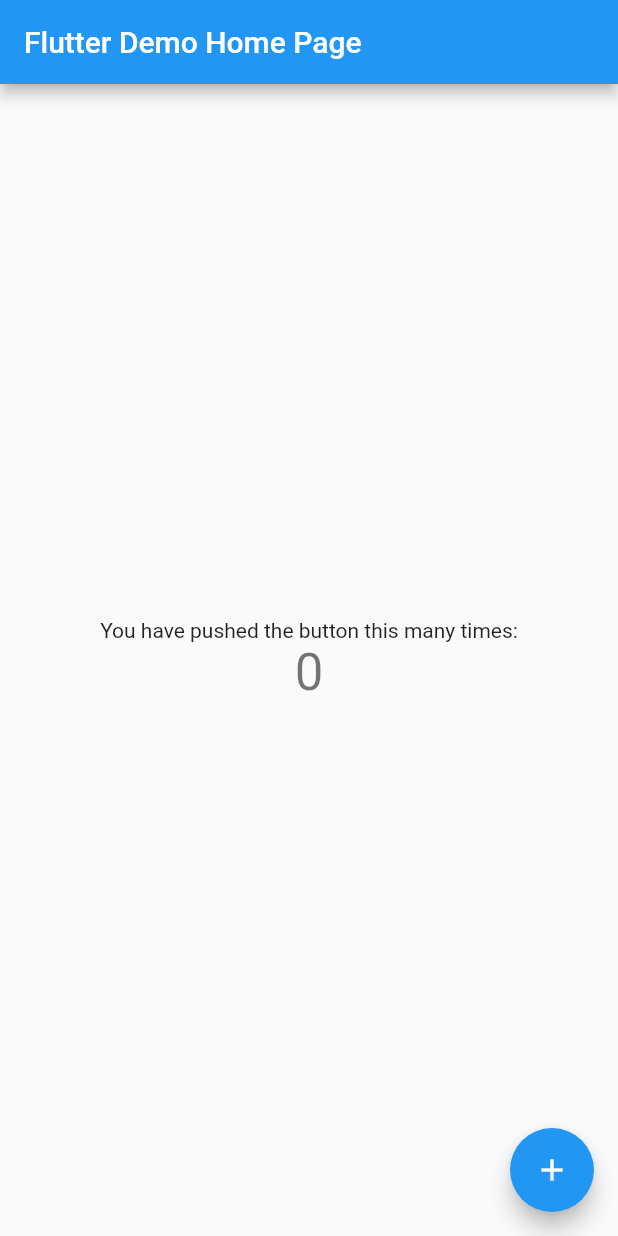
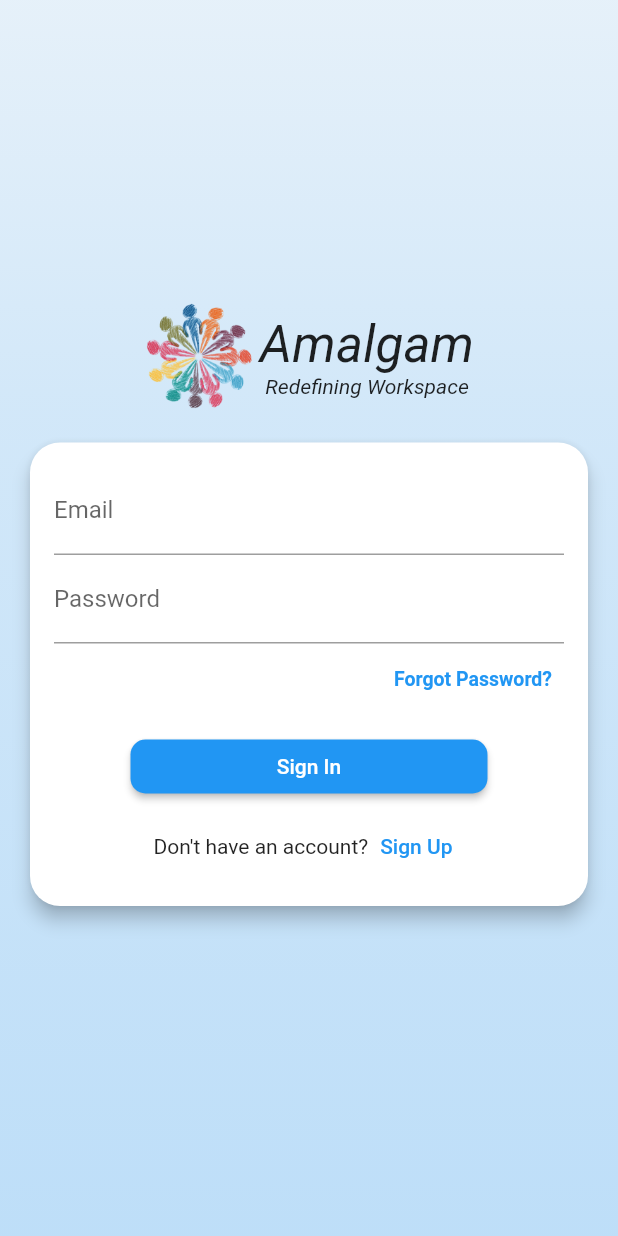
Before and after one commit to nandanhere/Project-Amalgam, a Flutter app: the screen it shows after launch, on a phone screen of 412 x 824 dp. Run offline on Flutter 3.47's test engine with Material 2 defaults, Android fonts, the phone set to English and light mode, and no system bars.

Commit message:
Made the authentication screen UI

```diff
--- /dev/null
+++ b/lib/Common_widgets/CustomCircularProgressIndicator.dart
@@ -0,0 +1,49 @@
+import 'package:flutter/material.dart';
+import 'dart:math';
+
+class CustomProgressIndicator extends StatefulWidget {
+  @override
+  _CustomProgressIndicatorState createState() =>
+      _CustomProgressIndicatorState();
+}
+
+class _CustomProgressIndicatorState extends State<CustomProgressIndicator>
+    with TickerProviderStateMixin {
+  AnimationController rotationController;
+  @override
+  void initState() {
+    rotationController = AnimationController(
+      duration: Duration(seconds: 10),
+      upperBound: pi * 2,
+      vsync: this,
+    )..repeat();
+    super.initState();
+  }
+
+  @override
+  void dispose() {
+    rotationController.dispose();
+    super.dispose();
+  }
+
+  @override
+  Widget build(BuildContext context) {
+    return Center(
+        child: AnimatedBuilder(
+      animation: rotationController,
+      builder: (_, child) {
+        return Transform.rotate(
+          angle: rotationController.value * 2 * pi,
+          child: child,
+        );
+      },
+      child: Container(
+        height: 75,
+        child: Image.asset(
+          "assets/amalgam_logo.png",
+          fit: BoxFit.cover,
+        ),
+      ),
+    ));
+  }
+}
--- a/lib/main.dart
+++ b/lib/main.dart
@@ -1,113 +1,18 @@
 import 'package:flutter/material.dart';
+import 'package:project_amalgam/screens/Auth_Page/auth_page.dart';
 
 void main() {
   runApp(MyApp());
 }
 
 class MyApp extends StatelessWidget {
-  // This widget is the root of your application.
   @override
   Widget build(BuildContext context) {
     return MaterialApp(
-      title: 'Flutter Demo',
-      theme: ThemeData(
-        // This is the theme of your application.
-        //
-        // Try running your application with "flutter run". You'll see the
-        // application has a blue toolbar. Then, without quitting the app, try
-        // changing the primarySwatch below to Colors.green and then invoke
-        // "hot reload" (press "r" in the console where you ran "flutter run",
-        // or simply save your changes to "hot reload" in a Flutter IDE).
-        // Notice that the counter didn't reset back to zero; the application
-        // is not restarted.
-        primarySwatch: Colors.blue,
-      ),
-      home: MyHomePage(title: 'Flutter Demo Home Page'),
-    );
+        title: 'Amalgam',
+        theme: ThemeData(
+          primarySwatch: Colors.blue,
+        ),
+        home: AuthScreen());
   }
 }
-
-class MyHomePage extends StatefulWidget {
-  MyHomePage({Key key, this.title}) : super(key: key);
-
-  // This widget is the home page of your application. It is stateful, meaning
-  // that it has a State object (defined below) that contains fields that affect
-  // how it looks.
-
-  // This class is the configuration for the state. It holds the values (in this
-  // case the title) provided by the parent (in this case the App widget) and
-  // used by the build method of the State. Fields in a Widget subclass are
-  // always marked "final".
-
-  final String title;
-
-  @override
-  _MyHomePageState createState() => _MyHomePageState();
-}
-
-class _MyHomePageState extends State<MyHomePage> {
-  int _counter = 0;
-
-  void _incrementCounter() {
-    setState(() {
-      // This call to setState tells the Flutter framework that something has
-      // changed in this State, which causes it to rerun the build method below
-      // so that the display can reflect the updated values. If we changed
-      // _counter without calling setState(), then the build method would not be
-      // called again, and so nothing would appear to happen.
-      _counter++;
-    });
-  }
-
-  @override
-  Widget build(BuildContext context) {
-    // This method is rerun every time setState is called, for instance as done
-    // by the _incrementCounter method above.
-    //
-    // The Flutter framework has been optimized to make rerunning build methods
-    // fast, so that you can just rebuild anything that needs updating rather
-    // than having to individually change instances of widgets.
-    return Scaffold(
-      appBar: AppBar(
-        // Here we take the value from the MyHomePage object that was created by
-        // the App.build method, and use it to set our appbar title.
-        title: Text(widget.title),
-      ),
-      body: Center(
-        // Center is a layout widget. It takes a single child and positions it
-        // in the middle of the parent.
-        child: Column(
-          // Column is also a layout widget. It takes a list of children and
-          // arranges them vertically. By default, it sizes itself to fit its
-          // children horizontally, and tries to be as tall as its parent.
-          //
-          // Invoke "debug painting" (press "p" in the console, choose the
-          // "Toggle Debug Paint" action from the Flutter Inspector in Android
-          // Studio, or the "Toggle Debug Paint" command in Visual Studio Code)
-          // to see the wireframe for each widget.
-          //
-          // Column has various properties to control how it sizes itself and
-          // how it positions its children. Here we use mainAxisAlignment to
-          // center the children vertically; the main axis here is the vertical
-          // axis because Columns are vertical (the cross axis would be
-          // horizontal).
-          mainAxisAlignment: MainAxisAlignment.center,
-          children: <Widget>[
-            Text(
-              'You have pushed the button this many times:',
-            ),
-            Text(
-              '$_counter',
-              style: Theme.of(context).textTheme.headline4,
-            ),
-          ],
-        ),
-      ),
-      floatingActionButton: FloatingActionButton(
-        onPressed: _incrementCounter,
-        tooltip: 'Increment',
-        child: Icon(Icons.add),
-      ), // This trailing comma makes auto-formatting nicer for build methods.
-    );
-  }
-}
--- /dev/null
+++ b/lib/screens/Auth_Page/Auth_Page_Widgets/auth_form_card.dart
@@ -0,0 +1,186 @@
+import 'package:flutter/material.dart';
+
+class AuthForm extends StatefulWidget {
+  final void Function(String email, String password, String userName,
+      String role, bool isLogin, BuildContext ctx) submitData;
+  final bool isLoading;
+  const AuthForm({Key key, this.submitData, this.isLoading}) : super(key: key);
+
+  @override
+  _AuthFormState createState() => _AuthFormState();
+}
+
+class _AuthFormState extends State<AuthForm> {
+  final _formKey = GlobalKey<FormState>();
+  var _isLogin = true;
+  String _userEmail = "";
+  String _userName = "";
+  String _userPassword = "";
+  String _userRole = "";
+
+  @override
+  Widget build(BuildContext context) {
+    FocusNode _user = new FocusNode();
+    FocusNode _password = new FocusNode();
+    FocusNode _role = new FocusNode();
+    TextEditingController _email = new TextEditingController();
+    double width = MediaQuery.of(context).size.width;
+    return Center(
+      child: Card(
+        elevation: 5,
+        shape: RoundedRectangleBorder(borderRadius: BorderRadius.circular(20)),
+        margin: EdgeInsets.all(20),
+        child: SingleChildScrollView(
+          child: Padding(
+            padding: EdgeInsets.all(16),
+            child: Form(
+              key: _formKey,
+              child: Column(
+                mainAxisSize: MainAxisSize.min,
+                children: [
+                  TextFormField(
+                    controller: _email,
+                    key: ValueKey("Email"),
+                    validator: (value) {
+                      if (value.isEmpty || !value.contains('@')) {
+                        return "Enter Valid Email";
+                      }
+                      return null;
+                    },
+                    onFieldSubmitted: (str) {
+                      FocusScope.of(context)
+                          .requestFocus(_isLogin ? _password : _user);
+                    },
+                    keyboardType: TextInputType.emailAddress,
+                    decoration: InputDecoration(
+                      labelText: "Email",
+                    ),
+                    onSaved: (value) {
+                      _userEmail = value;
+                    },
+                    onChanged: (value) {
+                      _userEmail = value;
+                    },
+                  ),
+                  if (_isLogin == false)
+                    TextFormField(
+                      focusNode: _user,
+                      key: ValueKey("UserName"),
+                      keyboardType: TextInputType.text,
+                      decoration: InputDecoration(
+                        labelText: "UserName",
+                      ),
+                      onSaved: (value) {
+                        _userName = value;
+                      },
+                      onFieldSubmitted: (str) {
+                        FocusScope.of(context).requestFocus(_role);
+                      },
+                    ),
+                  if (_isLogin == false)
+                    TextFormField(
+                      focusNode: _role,
+                      key: ValueKey("Role"),
+                      keyboardType: TextInputType.text,
+                      decoration: InputDecoration(
+                        labelText: "Role",
+                      ),
+                      onSaved: (value) {
+                        _userRole = value;
+                      },
+                      onFieldSubmitted: (str) {
+                        FocusScope.of(context).requestFocus(_password);
+                      },
+                    ),
+                  TextFormField(
+                    focusNode: _password,
+                    key: ValueKey("Password"),
+                    validator: (value) {
+                      if (value.length < 1) {
+                        return "Password must be longer";
+                      }
+                      return null;
+                    },
+                    obscureText: true,
+                    keyboardType: TextInputType.emailAddress,
+                    decoration: InputDecoration(
+                      labelText: "Password",
+                    ),
+                    onSaved: (value) {
+                      _userPassword = value;
+                    },
+                    onFieldSubmitted: (str) {},
+                  ),
+                  (_isLogin == true)
+                      ? Row(
+                          mainAxisAlignment: MainAxisAlignment.end,
+                          children: [
+                            TextButton(
+                              onPressed: () {
+                                if (_userEmail.isEmpty ||
+                                    !_userEmail.contains('@')) {
+                                  ScaffoldMessenger.of(context)
+                                      .showSnackBar(SnackBar(
+                                    backgroundColor:
+                                        Theme.of(context).errorColor,
+                                    content: Text(
+                                      "Enter your email ID to reset your password",
+                                    ),
+                                  ));
+                                } else {}
+                              },
+                              child: Text("Forgot Password?",
+                                  style: TextStyle(
+                                      fontSize: 13,
+                                      fontWeight: FontWeight.w600)),
+                            )
+                          ],
+                        )
+                      : Container(),
+                  SizedBox(
+                    height: 10,
+                  ),
+                  ElevatedButton(
+                    onPressed: () {},
+                    style: ButtonStyle(
+                      backgroundColor: MaterialStateProperty.all<Color>(
+                          Theme.of(context).primaryColor),
+                      shape: MaterialStateProperty.all<OutlinedBorder>(
+                          RoundedRectangleBorder(
+                              borderRadius: BorderRadius.circular(10))),
+                    ),
+                    child: Container(
+                        width: width / 2,
+                        child: Text(
+                          _isLogin ? "Sign In " : "Sign Up",
+                          textAlign: TextAlign.center,
+                        )),
+                  ),
+                  Padding(
+                    padding: const EdgeInsets.only(top: 5.0),
+                    child: Row(
+                        mainAxisAlignment: MainAxisAlignment.center,
+                        children: [
+                          (_isLogin)
+                              ? Text("Don't have an account?")
+                              : Text("Already have an account?"),
+                          TextButton(
+                              onPressed: () {
+                                setState(() {
+                                  _isLogin = !_isLogin;
+                                });
+                              },
+                              child: (_isLogin)
+                                  ? Text("Sign Up")
+                                  : Text("Sign In"))
+                        ]),
+                  ),
+                ],
+              ),
+            ),
+          ),
+        ),
+      ),
+    );
+  }
+}
--- /dev/null
+++ b/lib/screens/Auth_Page/auth_page.dart
@@ -0,0 +1,89 @@
+
+import 'package:flutter/material.dart';
+
+import 'Auth_Page_Widgets/auth_form_card.dart';
+
+class AuthScreen extends StatefulWidget {
+  AuthScreen({Key key}) : super(key: key);
+
+  @override
+  _AuthScreenState createState() => _AuthScreenState();
+}
+
+class _AuthScreenState extends State<AuthScreen> {
+  var _isLoading = false;
+  @override
+  Widget build(BuildContext context) {
+    double h = MediaQuery.of(context).size.height;
+    return Scaffold(
+        body: Container(
+      height: h,
+      decoration: BoxDecoration(
+        gradient: LinearGradient(
+            begin: Alignment.bottomCenter,
+            end: Alignment.topCenter,
+            colors: [
+              Color(0xFF329EF4).withOpacity(0.3),
+              Color(0xFF329EF4).withOpacity(0.25),
+              Color(0xFF329EF4).withOpacity(0.2),
+              Color(0xFF329EF4).withOpacity(0.1),
+            ]),
+      ),
+      child: Center(
+        child: SingleChildScrollView(
+          physics: BouncingScrollPhysics(),
+          child: Center(
+            child: Column(
+              mainAxisAlignment: MainAxisAlignment.center,
+              children: [
+                Container(
+                  margin: EdgeInsets.only(top: 10, bottom: 10),
+                  child: Stack(children: [
+                    Column(
+                      children: [
+                        Row(
+                          mainAxisAlignment: MainAxisAlignment.center,
+                          children: [
+                            Container(
+                              height: 75,
+                              child: Image.asset(
+                                "assets/amalgam_logo.png",
+                                fit: BoxFit.cover,
+                              ),
+                            ),
+                            SizedBox(
+                              width: 2,
+                            ),
+                            Column(
+                              children: [
+                                Text(
+                                  "Amalgam",
+                                  style: TextStyle(
+                                      fontSize: 34,
+                                      fontStyle: FontStyle.italic,
+                                      fontWeight: FontWeight.w400),
+                                ),
+                                Text(
+                                  "Redefining Workspace",
+                                  style: TextStyle(
+                                      fontSize: 14,
+                                      fontStyle: FontStyle.italic,
+                                      fontWeight: FontWeight.w400),
+                                ),
+                              ],
+                            ),
+                          ],
+                        ),
+                        AuthForm(isLoading: _isLoading),
+                      ],
+                    )
+                  ]),
+                ),
+              ],
+            ),
+          ),
+        ),
+      ),
+    ));
+  }
+}
--- a/pubspec.yaml
+++ b/pubspec.yaml
@@ -43,7 +43,8 @@
   # included with your application, so that you can use the icons in
   # the material Icons class.
   uses-material-design: true
-
+  assets:
+    - assets/
   # To add assets to your application, add an assets section, like this:
   # assets:
   #   - images/a_dot_burr.jpeg
```
Also changed, not shown: assets/amalgam_logo.png (added).
